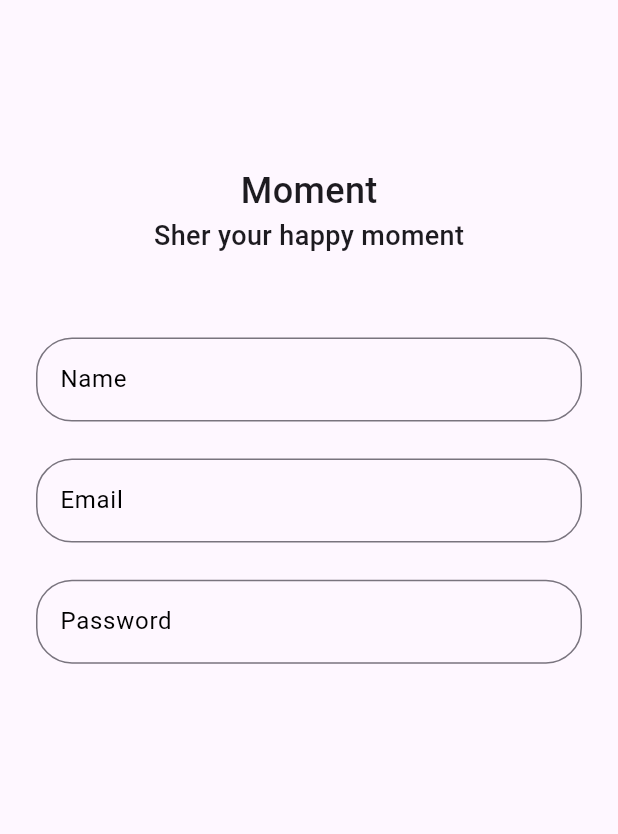
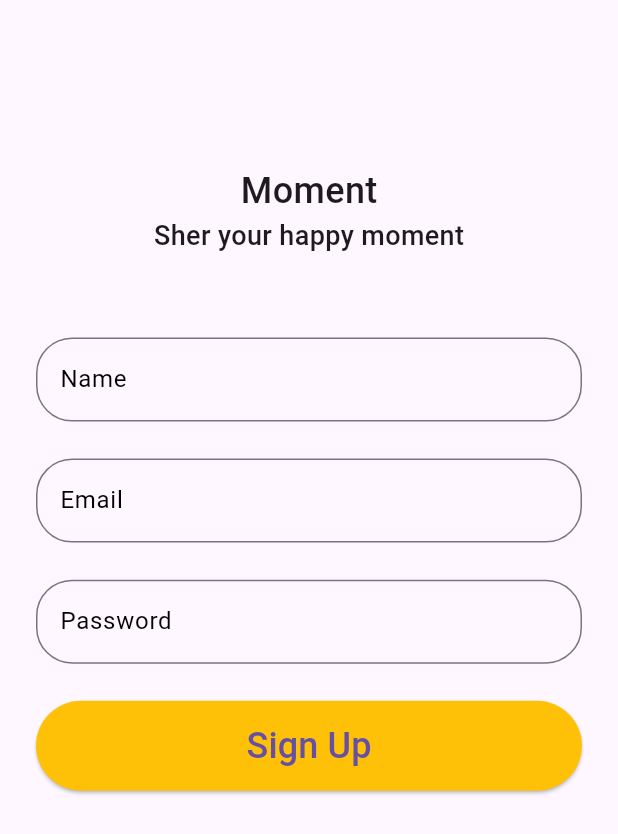
Before and after one commit to AhmedSamir25/moment, a Flutter app: the screen it shows after launch, on a phone screen of 412 x 824 dp. Shown: the top 834 px of the screen. Run offline on Flutter 3.47's test engine with Material 3 defaults, Android fonts, the phone set to English and light mode, and no system bars; our stand-ins replace cloud_firestore, firebase_auth, flutter_bloc; accounts and stored records are empty.

Commit message:
Custom Elevated Button

```diff
--- /dev/null
+++ b/lib/features/auth/presentation/view/widgets/custom_elevated_button.dart
@@ -0,0 +1,17 @@
+import 'package:flutter/material.dart';
+import 'package:moment/core/theme/text_style.dart';
+
+class CustomElevatedButton extends StatelessWidget {
+  const CustomElevatedButton({super.key, required this.onPressed});
+  final Function() onPressed;
+  @override
+  Widget build(BuildContext context) {
+    return ElevatedButton(
+      onPressed: onPressed,
+      style: ButtonStyle(backgroundColor: MaterialStatePropertyAll(Colors.amber)),
+       child: SizedBox(
+        height: 60,
+        child: Center(child: Text('Sign Up',style: StyleText.textStyle24,))),
+      );
+  }
+}
--- a/lib/features/auth/presentation/view/widgets/sign_up_view_body.dart
+++ b/lib/features/auth/presentation/view/widgets/sign_up_view_body.dart
@@ -1,4 +1,5 @@
 import 'package:flutter/widgets.dart';
+import 'package:moment/features/auth/presentation/view/widgets/custom_elevated_button.dart';
 import 'package:moment/features/auth/presentation/view/widgets/title_body_auth.dart';
 import 'package:moment/features/auth/presentation/view/widgets/user_sign_up_form.dart';
 
@@ -7,13 +8,15 @@ class SignUpViewBody extends StatelessWidget {
 
   @override
   Widget build(BuildContext context) {
-    return const Padding(
-      padding: EdgeInsets.symmetric(horizontal: 24.0),
+    return  Padding(
+      padding: const EdgeInsets.symmetric(horizontal: 24.0),
       child: Column(
         children: [
-          TitleBodyAuth(titleText: 'Moment',
+          const TitleBodyAuth(titleText: 'Moment',
           bodyText: 'Sher your happy moment',),
-          UserSignUpForm(),
+          const UserSignUpForm(),
+          CustomElevatedButton(onPressed: () {},
+          ),
         ],
       ),
     );
```
